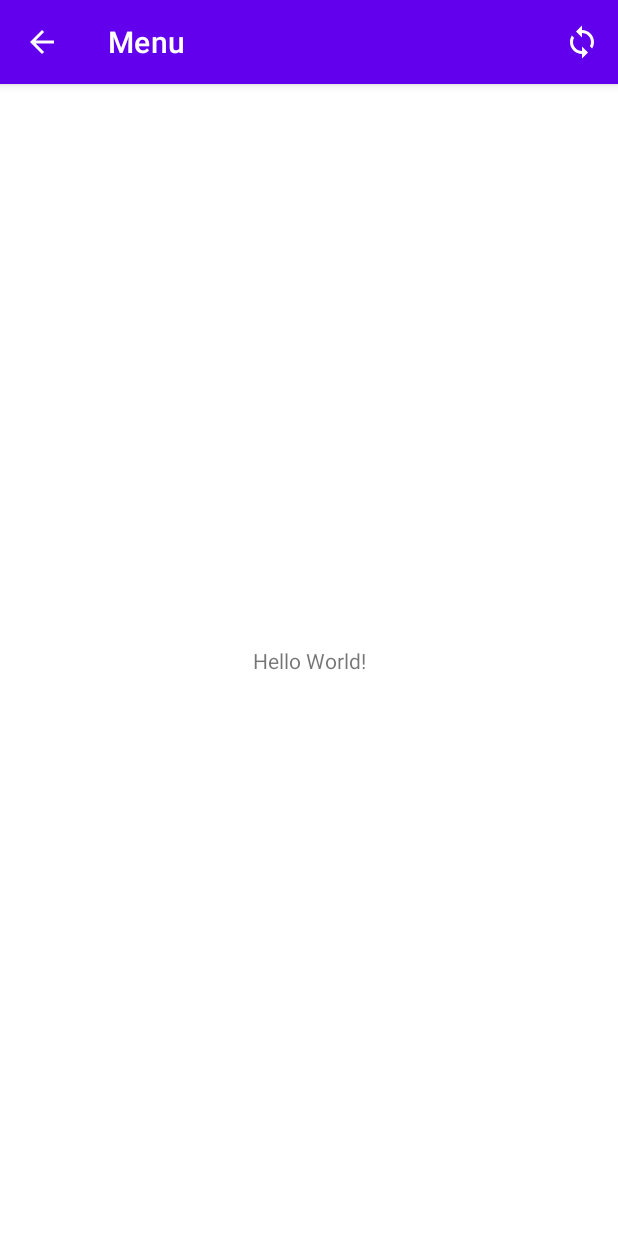
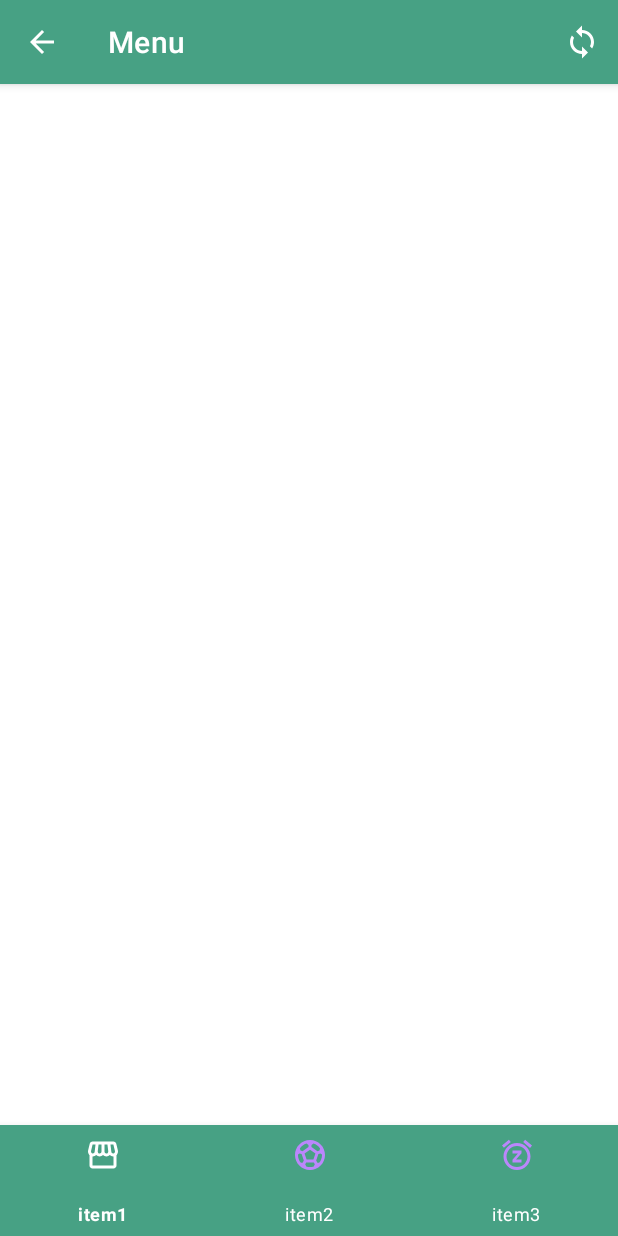
Before and after one commit to Joji-Moji/ToolBar, an Android app: the screen it shows after launch (MainActivity), on a phone screen of 412 x 824 dp. Run offline under Robolectric (Android 15) with nearby library versions, the phone set to English and light mode, and no system bars.

Commit message:
bottom menu

```diff
--- /dev/null
+++ b/app/src/main/res/drawable/bottom_selector.xml
@@ -0,0 +1,5 @@
+<?xml version="1.0" encoding="utf-8"?>
+<selector xmlns:android="http://schemas.android.com/apk/res/android">
+    <item android:state_checked="true" android:color="@color/white" ></item>
+    <item android:state_checked="false" android:color="@color/purple_200" ></item>
+</selector>
--- /dev/null
+++ b/app/src/main/res/drawable/ic_item1.xml
@@ -0,0 +1,10 @@
+<vector xmlns:android="http://schemas.android.com/apk/res/android"
+    android:width="24dp"
+    android:height="24dp"
+    android:viewportWidth="24"
+    android:viewportHeight="24"
+    android:tint="?attr/colorControlNormal">
+  <path
+      android:fillColor="@android:color/white"
+      android:pathData="M21.9,8.89l-1.05,-4.37c-0.22,-0.9 -1,-1.52 -1.91,-1.52H5.05C4.15,3 3.36,3.63 3.15,4.52L2.1,8.89c-0.24,1.02 -0.02,2.06 0.62,2.88C2.8,11.88 2.91,11.96 3,12.06V19c0,1.1 0.9,2 2,2h14c1.1,0 2,-0.9 2,-2v-6.94c0.09,-0.09 0.2,-0.18 0.28,-0.28C21.92,10.96 22.15,9.91 21.9,8.89zM18.91,4.99l1.05,4.37c0.1,0.42 0.01,0.84 -0.25,1.17C19.57,10.71 19.27,11 18.77,11c-0.61,0 -1.14,-0.49 -1.21,-1.14L16.98,5L18.91,4.99zM13,5h1.96l0.54,4.52c0.05,0.39 -0.07,0.78 -0.33,1.07C14.95,10.85 14.63,11 14.22,11C13.55,11 13,10.41 13,9.69V5zM8.49,9.52L9.04,5H11v4.69C11,10.41 10.45,11 9.71,11c-0.34,0 -0.65,-0.15 -0.89,-0.41C8.57,10.3 8.45,9.91 8.49,9.52zM4.04,9.36L5.05,5h1.97L6.44,9.86C6.36,10.51 5.84,11 5.23,11c-0.49,0 -0.8,-0.29 -0.93,-0.47C4.03,10.21 3.94,9.78 4.04,9.36zM5,19v-6.03C5.08,12.98 5.15,13 5.23,13c0.87,0 1.66,-0.36 2.24,-0.95c0.6,0.6 1.4,0.95 2.31,0.95c0.87,0 1.65,-0.36 2.23,-0.93c0.59,0.57 1.39,0.93 2.29,0.93c0.84,0 1.64,-0.35 2.24,-0.95c0.58,0.59 1.37,0.95 2.24,0.95c0.08,0 0.15,-0.02 0.23,-0.03V19H5z"/>
+</vector>
--- /dev/null
+++ b/app/src/main/res/drawable/ic_item2.xml
@@ -0,0 +1,10 @@
+<vector xmlns:android="http://schemas.android.com/apk/res/android"
+    android:width="24dp"
+    android:height="24dp"
+    android:viewportWidth="24"
+    android:viewportHeight="24"
+    android:tint="?attr/colorControlNormal">
+  <path
+      android:fillColor="@android:color/white"
+      android:pathData="M12,2C6.48,2 2,6.48 2,12c0,5.52 4.48,10 10,10s10,-4.48 10,-10C22,6.48 17.52,2 12,2zM13,5.3l1.35,-0.95c1.82,0.56 3.37,1.76 4.38,3.34l-0.39,1.34l-1.35,0.46L13,6.7V5.3zM9.65,4.35L11,5.3v1.4L7.01,9.49L5.66,9.03L5.27,7.69C6.28,6.12 7.83,4.92 9.65,4.35zM7.08,17.11l-1.14,0.1C4.73,15.81 4,13.99 4,12c0,-0.12 0.01,-0.23 0.02,-0.35l1,-0.73L6.4,11.4l1.46,4.34L7.08,17.11zM14.5,19.59C13.71,19.85 12.87,20 12,20s-1.71,-0.15 -2.5,-0.41l-0.69,-1.49L9.45,17h5.11l0.64,1.11L14.5,19.59zM14.27,15H9.73l-1.35,-4.02L12,8.44l3.63,2.54L14.27,15zM18.06,17.21l-1.14,-0.1l-0.79,-1.37l1.46,-4.34l1.39,-0.47l1,0.73C19.99,11.77 20,11.88 20,12C20,13.99 19.27,15.81 18.06,17.21z"/>
+</vector>
--- /dev/null
+++ b/app/src/main/res/drawable/ic_item3.xml
@@ -0,0 +1,10 @@
+<vector xmlns:android="http://schemas.android.com/apk/res/android"
+    android:width="24dp"
+    android:height="24dp"
+    android:viewportWidth="24"
+    android:viewportHeight="24"
+    android:tint="?attr/colorControlNormal">
+  <path
+      android:fillColor="@android:color/white"
+      android:pathData="M7.88,3.39L6.6,1.86 2,5.71l1.29,1.53 4.59,-3.85zM22,5.72l-4.6,-3.86 -1.29,1.53 4.6,3.86L22,5.72zM12,4c-4.97,0 -9,4.03 -9,9s4.02,9 9,9c4.97,0 9,-4.03 9,-9s-4.03,-9 -9,-9zM12,20c-3.87,0 -7,-3.13 -7,-7s3.13,-7 7,-7 7,3.13 7,7 -3.13,7 -7,7zM9,11h3.63L9,15.2L9,17h6v-2h-3.63L15,10.8L15,9L9,9v2z"/>
+</vector>
--- a/app/src/main/res/layout/activity_main.xml
+++ b/app/src/main/res/layout/activity_main.xml
@@ -6,13 +6,16 @@
     android:layout_height="match_parent"
     tools:context=".MainActivity">
 
-    <TextView
-        android:layout_width="wrap_content"
-        android:layout_height="wrap_content"
-        android:text="Hello World!"
+    <com.google.android.material.bottomnavigation.BottomNavigationView
+        android:id="@+id/bNav"
+        android:layout_width="413dp"
+        android:layout_height="74dp"
+        android:background="#47A184"
+        app:itemIconTint="@drawable/bottom_selector"
+        app:itemTextColor="@color/white"
         app:layout_constraintBottom_toBottomOf="parent"
-        app:layout_constraintLeft_toLeftOf="parent"
-        app:layout_constraintRight_toRightOf="parent"
-        app:layout_constraintTop_toTopOf="parent" />
-
+        app:layout_constraintEnd_toEndOf="parent"
+        app:layout_constraintHorizontal_bias="0.0"
+        app:layout_constraintStart_toStartOf="parent"
+        app:menu="@menu/bottom_menu" />
 </androidx.constraintlayout.widget.ConstraintLayout>
--- /dev/null
+++ b/app/src/main/res/menu/bottom_menu.xml
@@ -0,0 +1,21 @@
+<?xml version="1.0" encoding="utf-8"?>
+<menu xmlns:android="http://schemas.android.com/apk/res/android">
+<item
+    android:title="item1"
+    android:icon="@drawable/ic_item1"
+    android:id="@+id/item1"
+    android:orderInCategory="1"
+    />
+    <item
+    android:title="item2"
+    android:icon="@drawable/ic_item2"
+    android:id="@+id/item2"
+    android:orderInCategory="2"
+    />
+    <item
+    android:title="item3"
+    android:icon="@drawable/ic_item3"
+    android:id="@+id/item3"
+    android:orderInCategory="3"
+    />
+</menu>
--- a/app/src/main/res/values/themes.xml
+++ b/app/src/main/res/values/themes.xml
@@ -2,13 +2,14 @@
     <!-- Base application theme. -->
     <style name="Theme.ToolBar" parent="Theme.MaterialComponents.DayNight.DarkActionBar">
         <!-- Primary brand color. -->
-        <item name="colorPrimary">@color/purple_500</item>
+        <item name="colorPrimary">#47A184</item>
         <item name="colorPrimaryVariant">@color/purple_700</item>
         <item name="colorOnPrimary">@color/white</item>
         <!-- Secondary brand color. -->
         <item name="colorSecondary">@color/teal_200</item>
         <item name="colorSecondaryVariant">@color/teal_700</item>
         <item name="colorOnSecondary">@color/black</item>
+        <item name="android:windowFullscreen">true</item>
         <!-- Status bar color. -->
         <item name="android:statusBarColor" tools:targetApi="l">?attr/colorPrimaryVariant</item>
 
```
